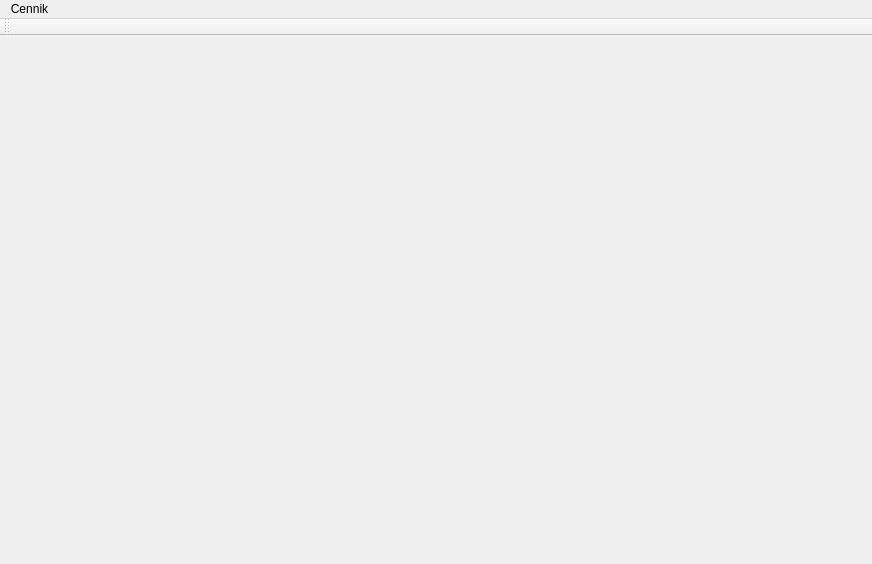
Qt form client/mainwindow.ui (ZaluskiDominik/advertiser) before a commit.
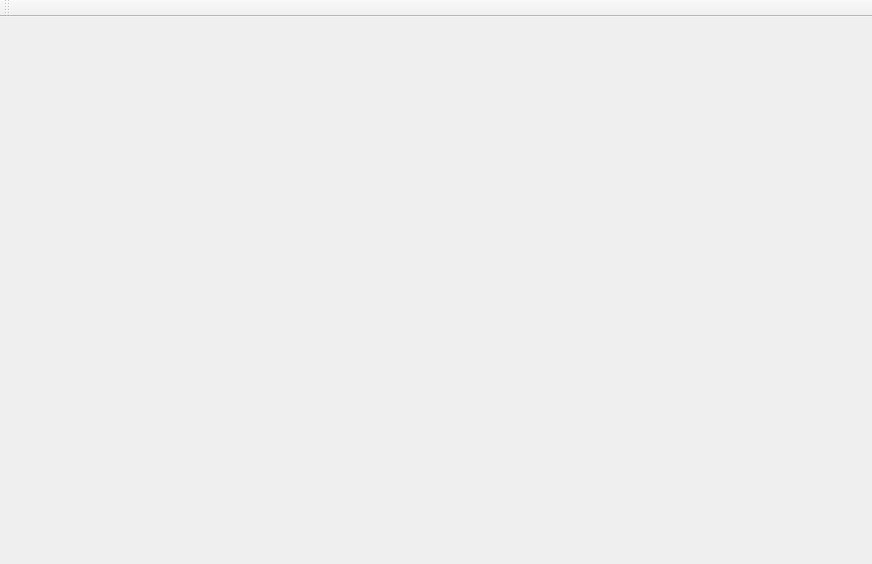
The same form after that commit.

The edit to the form file:
```diff
--- a/client/mainwindow.ui
+++ b/client/mainwindow.ui
@@ -23,22 +23,6 @@
     </item>
    </layout>
   </widget>
-  <widget class="QMenuBar" name="menuBar">
-   <property name="geometry">
-    <rect>
-     <x>0</x>
-     <y>0</y>
-     <width>872</width>
-     <height>22</height>
-    </rect>
-   </property>
-   <widget class="QMenu" name="menuCennik">
-    <property name="title">
-     <string>Cennik</string>
-    </property>
-   </widget>
-   <addaction name="menuCennik"/>
-  </widget>
   <widget class="QToolBar" name="mainToolBar">
    <attribute name="toolBarArea">
     <enum>TopToolBarArea</enum>
```
Left out of the diff: 5 changed lines with no effect on the pictures.
